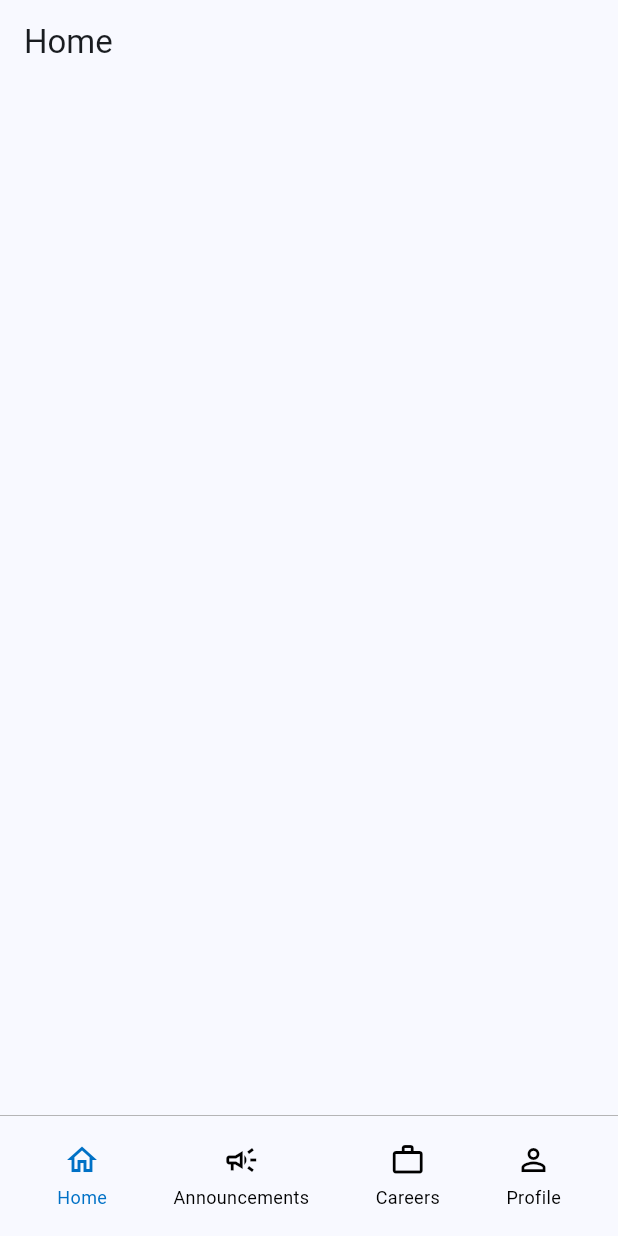
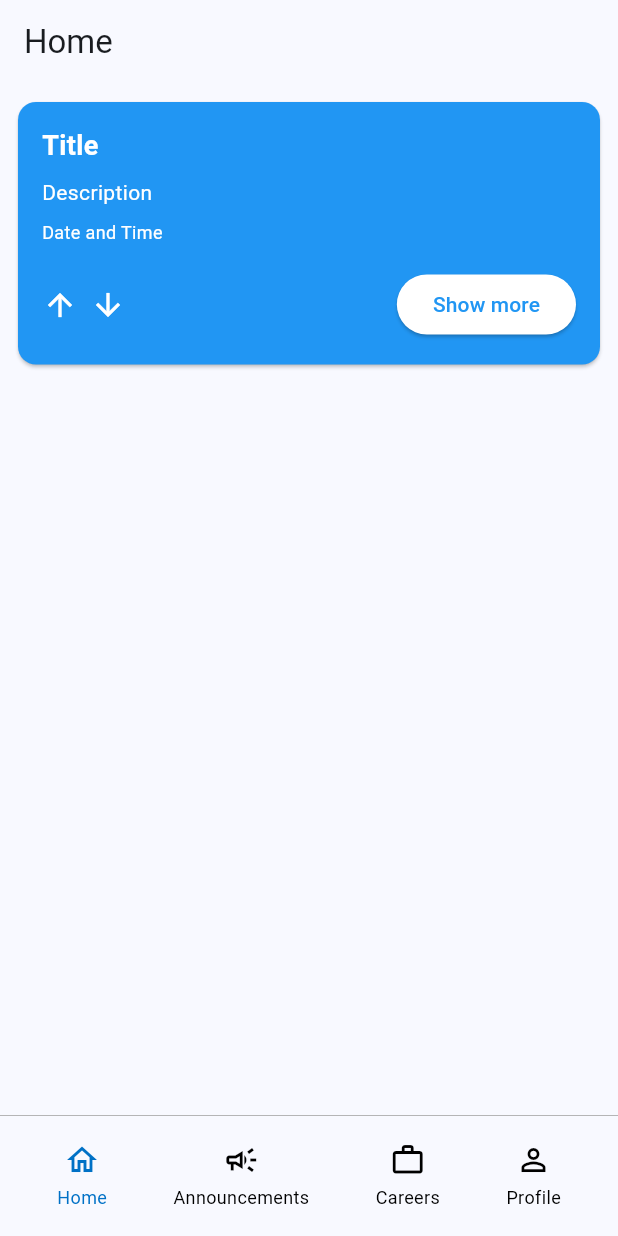
Before and after one commit to Cenga387/graduation_project, a Flutter app: the screen it shows once a user with an empty profile is signed in, on a phone screen of 412 x 824 dp. Run offline on Flutter 3.47's test engine with Material 3 defaults, Android fonts, the light colour scheme and no system bars; our stand-ins replace supabase_flutter; accounts and stored records are empty.

Commit message:
Corrected radius and added post card

```diff
--- a/lib/screens/home.dart
+++ b/lib/screens/home.dart
@@ -1,4 +1,5 @@
 import 'package:flutter/material.dart';
+import 'package:graduation_project/widgets/post_card.dart';
 
 class HomePage extends StatefulWidget {
   const HomePage({super.key});
@@ -9,11 +10,19 @@ class HomePage extends StatefulWidget {
   }
 }
 
-class _HomePageState extends State<HomePage>{
+class _HomePageState extends State<HomePage> {
   @override
   Widget build(BuildContext context) {
     return const Scaffold(
-      body: SizedBox(
+      body: Column(
+        children: [
+          PostCard(
+            title: 'Title',
+            description: 'Description',
+            dateTime: 'Date and Time',
+            postId: 'Post ID',
+          ),
+        ],
       ),
     );
   }
--- /dev/null
+++ b/lib/widgets/post_card.dart
@@ -0,0 +1,193 @@
+import 'package:flutter/material.dart';
+import 'package:supabase_flutter/supabase_flutter.dart';
+
+class PostCard extends StatelessWidget {
+  final String title;
+  final String description;
+  final String dateTime;
+  final String postId;
+
+  const PostCard({
+    Key? key,
+    required this.title,
+    required this.description,
+    required this.dateTime,
+    required this.postId,
+  }) : super(key: key);
+
+  @override
+  Widget build(BuildContext context) {
+    return Card(
+      color: Colors.blue,
+      shape: RoundedRectangleBorder(borderRadius: BorderRadius.circular(12)),
+      margin: const EdgeInsets.all(12),
+      child: Padding(
+        padding: const EdgeInsets.all(16),
+        child: Column(
+          crossAxisAlignment: CrossAxisAlignment.start,
+          children: [
+            // Title
+            Text(
+              title,
+              style: const TextStyle(
+                color: Colors.white,
+                fontSize: 18,
+                fontWeight: FontWeight.bold,
+              ),
+            ),
+            const SizedBox(height: 8),
+            // Description
+            Text(
+              description,
+              style: const TextStyle(
+                color: Colors.white,
+                fontSize: 14,
+              ),
+            ),
+            const SizedBox(height: 8),
+            // Date and Time
+            Text(
+              dateTime,
+              style: const TextStyle(
+                color: Colors.white,
+                fontSize: 12,
+              ),
+            ),
+            const SizedBox(height: 16),
+            // Actions Row
+            Row(
+              mainAxisAlignment: MainAxisAlignment.spaceBetween,
+              children: [
+                // Upvote and Downvote buttons
+                Row(
+                  children: [
+                    VoteButton(
+                      icon: Icons.arrow_upward,
+                      isUpvote: true,
+                      postId: postId,
+                    ),
+                    const SizedBox(width: 8),
+                    VoteButton(
+                      icon: Icons.arrow_downward,
+                      isUpvote: false,
+                      postId: postId,
+                    ),
+                  ],
+                ),
+                // Show More Button
+                ElevatedButton(
+                  onPressed: () {
+                    Navigator.push(
+                      context,
+                      MaterialPageRoute(
+                        builder: (context) =>
+                            DetailedPostScreen(postId: postId),
+                      ),
+                    );
+                  },
+                  style: ElevatedButton.styleFrom(
+                    backgroundColor: Colors.white,
+                    shape: RoundedRectangleBorder(
+                      borderRadius: BorderRadius.circular(20),
+                    ),
+                  ),
+                  child: const Text(
+                    'Show more',
+                    style: TextStyle(color: Colors.blue),
+                  ),
+                ),
+              ],
+            ),
+          ],
+        ),
+      ),
+    );
+  }
+}
+
+class VoteButton extends StatefulWidget {
+  final IconData icon;
+  final bool isUpvote;
+  final String postId;
+
+  const VoteButton({
+    Key? key,
+    required this.icon,
+    required this.isUpvote,
+    required this.postId,
+  }) : super(key: key);
+
+  @override
+  State<VoteButton> createState() => _VoteButtonState();
+}
+
+class _VoteButtonState extends State<VoteButton> {
+  bool isSelected = false;
+
+  void _updateVote() async {
+    // Replace this logic with Supabase integration
+    setState(() {
+      isSelected = !isSelected;
+    });
+
+    final supabase = Supabase.instance.client;
+    final field = widget.isUpvote ? 'upvotes' : 'downvotes';
+    await supabase
+        .from('posts')
+        .update({field: isSelected ? 1 : 0}).eq('id', widget.postId);
+  }
+
+  @override
+  Widget build(BuildContext context) {
+    return GestureDetector(
+      onTap: _updateVote,
+      child: Icon(
+        widget.icon,
+        color: isSelected ? Colors.yellow : Colors.white,
+        size: 24,
+      ),
+    );
+  }
+}
+
+class DetailedPostScreen extends StatelessWidget {
+  final String postId;
+
+  const DetailedPostScreen({Key? key, required this.postId}) : super(key: key);
+
+  @override
+  Widget build(BuildContext context) {
+    // Implement the detailed post screen here
+    return Scaffold(
+      appBar: AppBar(title: const Text('Post Details')),
+      body: Center(child: Text('Details for post $postId')),
+    );
+  }
+}
+
+void main() async {
+  await Supabase.initialize(
+    url: 'YOUR_SUPABASE_URL',
+    anonKey: 'YOUR_SUPABASE_ANON_KEY',
+  );
+
+  runApp(const MaterialApp(home: SamplePostCard()));
+}
+
+class SamplePostCard extends StatelessWidget {
+  const SamplePostCard({Key? key}) : super(key: key);
+
+  @override
+  Widget build(BuildContext context) {
+    return Scaffold(
+      appBar: AppBar(title: const Text('Post Card Example')),
+      body: PostCard(
+        title: 'Fortinet Lecture',
+        description:
+            'Lecture will be held in Red Amphitheatre on Friday, December 8th at 12AM',
+        dateTime: 'Friday, December 8th at 12AM',
+        postId: 'sample-post-id', // Replace with actual post ID from Supabase
+      ),
+    );
+  }
+}
```
Also changed, not shown: lib/screens/login.dart (+11 -11 lines), lib/screens/register.dart (+21 -16 lines).
